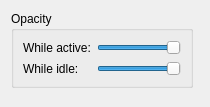
The window that krunner/lock/plasma/saverconfig.ui (mgottschlag/kwin-tiling) describes before a commit, drawn with Qt 5.
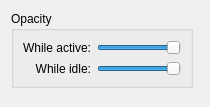
The same window after the commit.

```diff
--- a/krunner/lock/plasma/saverconfig.ui
+++ b/krunner/lock/plasma/saverconfig.ui
@@ -24,6 +24,9 @@
         <property name="text" >
          <string>While active:</string>
         </property>
+        <property name="alignment" >
+         <set>Qt::AlignRight|Qt::AlignTrailing|Qt::AlignVCenter</set>
+        </property>
         <property name="buddy" >
          <cstring>activeSlider</cstring>
         </property>
@@ -34,6 +37,9 @@
         <property name="text" >
          <string>While idle:</string>
         </property>
+        <property name="alignment" >
+         <set>Qt::AlignRight|Qt::AlignTrailing|Qt::AlignVCenter</set>
+        </property>
         <property name="buddy" >
          <cstring>idleSlider</cstring>
         </property>
```
